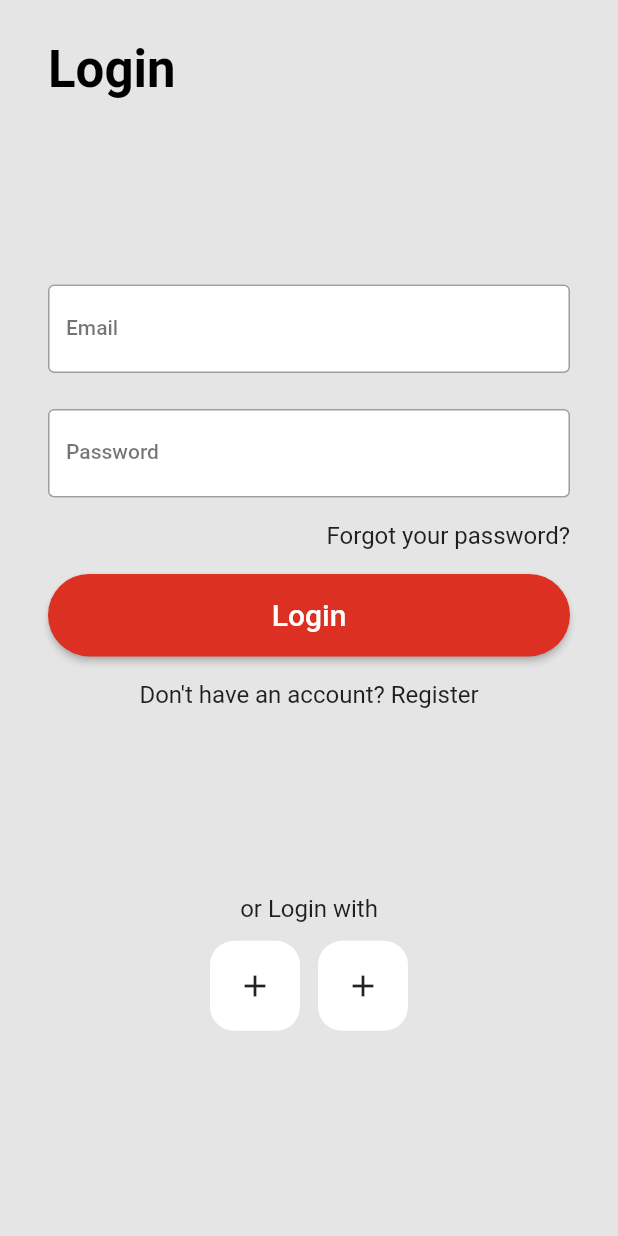
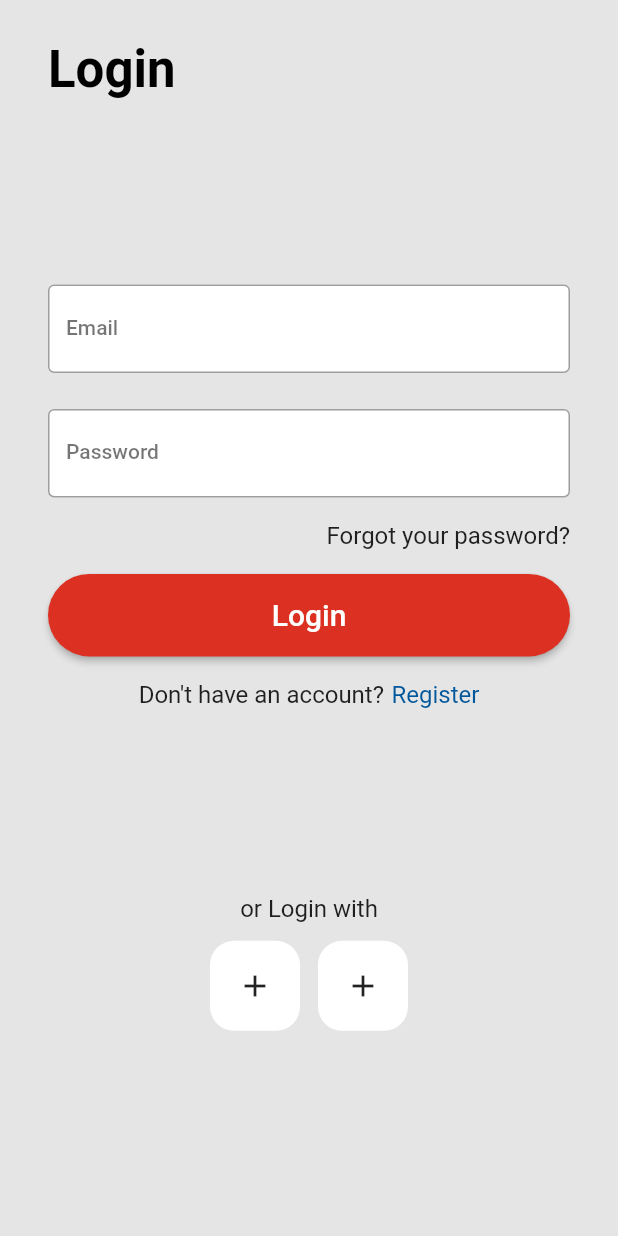
Before and after one commit to Ibrahimfathi96/Fively_E-Commerce, a Flutter app: the screen it shows after launch, on a phone screen of 412 x 824 dp. Run offline on Flutter 3.47's test engine with Material 2 defaults, Android fonts, the light colour scheme and no system bars; our stand-ins replace cloud_firestore, firebase_auth, firebase_core, persistent_bottom_nav_bar_v2; accounts and stored records are empty.

Commit message:
[FEATURE] edit small details

```diff
--- a/lib/views/pages/auth_page.dart
+++ b/lib/views/pages/auth_page.dart
@@ -143,13 +143,30 @@ class _AuthPageState extends State<AuthPage> {
                         height: 16,
                       ),
                       InkWell(
-                        child: Text(
-                          model.authFormType == AuthFormType.login
-                              ? 'Don\'t have an account? Register'
-                              : 'Already have an account?',
-                          textAlign: TextAlign.center,
-                          style: Theme.of(context).textTheme.titleMedium,
-                        ),
+                        child: model.authFormType == AuthFormType.login
+                            ? Row(
+                                mainAxisAlignment: MainAxisAlignment.center,
+                                children: [
+                                  Text(
+                                    'Don\'t have an account?',
+                                    style:
+                                        Theme.of(context).textTheme.titleMedium,
+                                  ),
+                                  const SizedBox(width: 5,),
+                                  Text(
+                                    'Register',
+                                    style: Theme.of(context)
+                                        .textTheme
+                                        .titleMedium!
+                                        .copyWith(color: Colors.lightBlue[900]),
+                                  ),
+                                ],
+                              )
+                            : Text(
+                                'Already have an account?',
+                                textAlign: TextAlign.center,
+                                style: Theme.of(context).textTheme.titleMedium,
+                              ),
                         onTap: () {
                           _formKey.currentState!.reset();
                           _emailController.text = '';
```
Also changed, not shown: lib/services/firestore_services.dart (+7 -4 lines).
